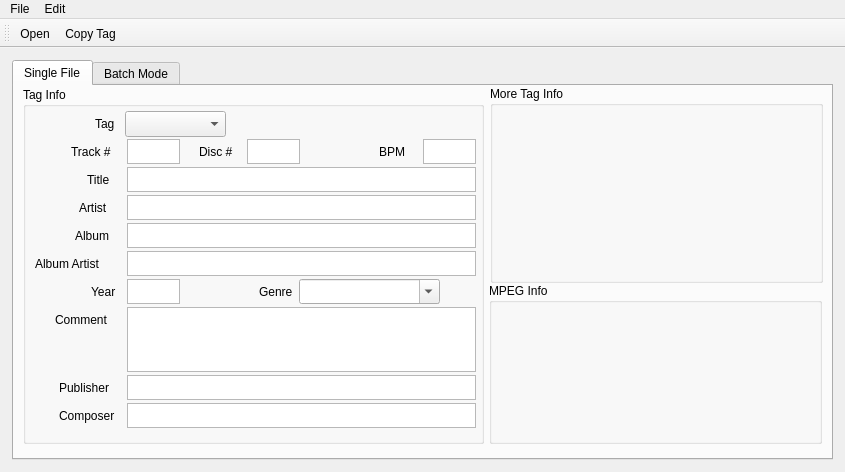
Qt form window.ui (Odept/mp3_tag_editor) before a commit.
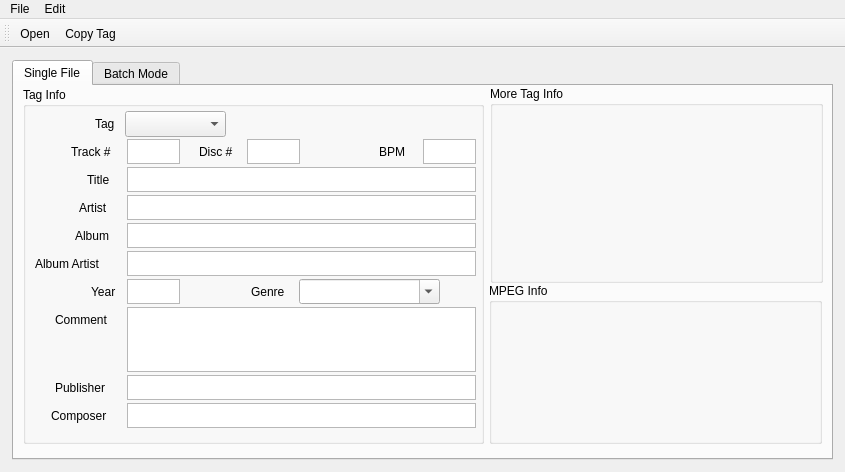
The same form after that commit. Custom widgets are drawn as their Qt base class.

```diff
--- a/window.ui
+++ b/window.ui
@@ -358,7 +358,7 @@
           <string>Album Artist</string>
          </property>
         </widget>
-        <widget class="TagBox" name="comboTag">
+        <widget class="QComboBox" name="comboTag">
          <property name="geometry">
           <rect>
            <x>102</x>
@@ -427,9 +427,9 @@
         <widget class="QLabel" name="labelGenre">
          <property name="geometry">
           <rect>
-           <x>236</x>
+           <x>228</x>
            <y>192</y>
-           <width>41</width>
+           <width>45</width>
            <height>25</height>
           </rect>
          </property>
@@ -529,9 +529,9 @@
         <widget class="QLabel" name="labelPublisher">
          <property name="geometry">
           <rect>
-           <x>36</x>
+           <x>32</x>
            <y>288</y>
-           <width>65</width>
+           <width>69</width>
            <height>25</height>
           </rect>
          </property>
@@ -572,9 +572,9 @@
         <widget class="QLabel" name="labelComposer">
          <property name="geometry">
           <rect>
-           <x>36</x>
+           <x>28</x>
            <y>316</y>
-           <width>65</width>
+           <width>73</width>
            <height>25</height>
           </rect>
          </property>
@@ -701,11 +701,6 @@
    <extends>QComboBox</extends>
    <header>textedit.h</header>
   </customwidget>
-  <customwidget>
-   <class>TagBox</class>
-   <extends>QComboBox</extends>
-   <header>textedit.h</header>
-  </customwidget>
  </customwidgets>
  <resources/>
  <connections/>
```
